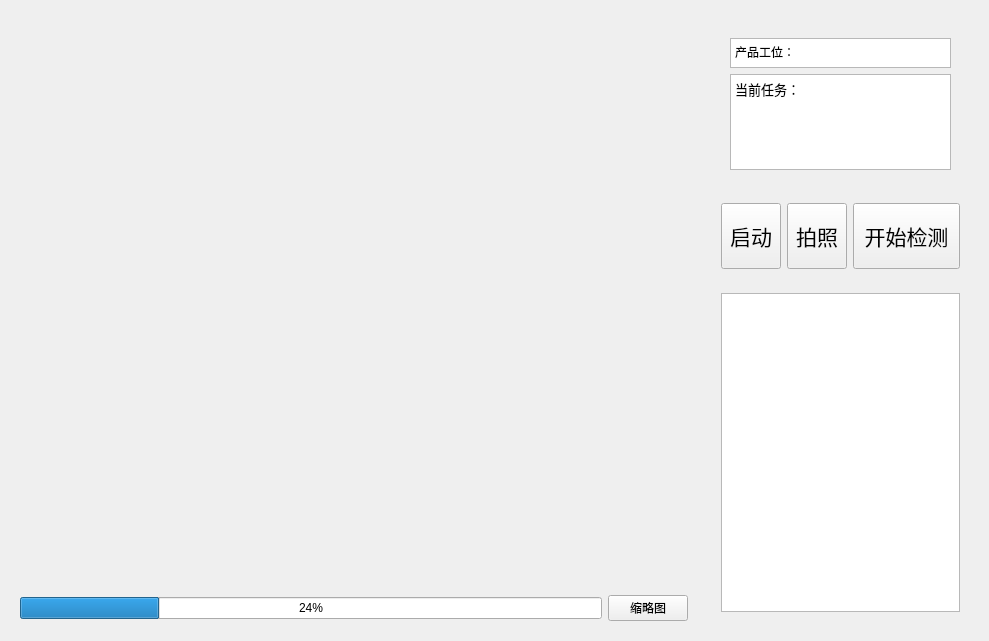
Before: the Qt Designer form ui/layout/UI_PicturePage2.ui in Zdh-501/OCRQt, drawn with Qt 5.
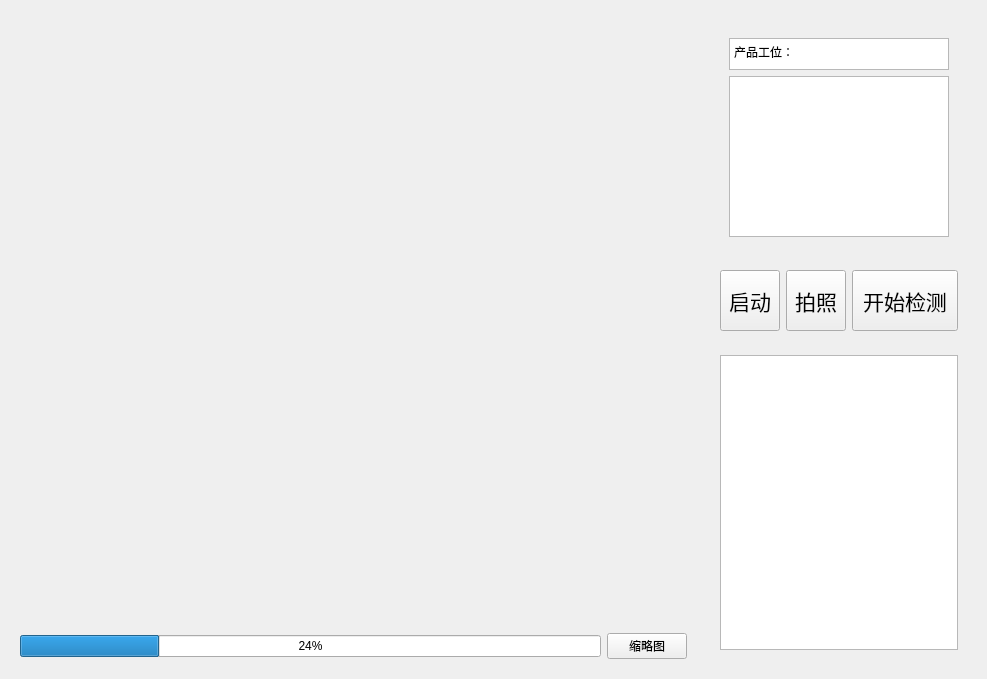
After: the same form once the commit is applied.

```diff
--- a/ui/layout/UI_PicturePage2.ui
+++ b/ui/layout/UI_PicturePage2.ui
@@ -6,8 +6,8 @@
    <rect>
     <x>0</x>
     <y>0</y>
-    <width>989</width>
-    <height>641</height>
+    <width>987</width>
+    <height>679</height>
    </rect>
   </property>
   <property name="windowTitle">
@@ -47,13 +47,13 @@
    </item>
    <item>
     <widget class="QWidget" name="widget_2" native="true">
-     <layout class="QVBoxLayout" name="verticalLayout" stretch="2,1,4">
+     <layout class="QVBoxLayout" name="verticalLayout" stretch="3,1,4">
       <item>
        <widget class="QWidget" name="widget_3" native="true">
         <layout class="QHBoxLayout" name="horizontalLayout_4" stretch="2">
          <item>
           <widget class="QWidget" name="widget_7" native="true">
-           <layout class="QVBoxLayout" name="verticalLayout_2" stretch="1,10">
+           <layout class="QVBoxLayout" name="verticalLayout_2" stretch="1,5">
             <item>
              <widget class="QTextBrowser" name="textBrowser_2">
               <property name="sizePolicy">
@@ -83,27 +83,7 @@
              </widget>
             </item>
             <item>
-             <widget class="QTextBrowser" name="textBrowser_3">
-              <property name="sizePolicy">
-               <sizepolicy hsizetype="Preferred" vsizetype="Minimum">
-                <horstretch>0</horstretch>
-                <verstretch>0</verstretch>
-               </sizepolicy>
-              </property>
-              <property name="minimumSize">
-               <size>
-                <width>0</width>
-                <height>30</height>
-               </size>
-              </property>
-              <property name="html">
-               <string>&lt;!DOCTYPE HTML PUBLIC &quot;-//W3C//DTD HTML 4.0//EN&quot; &quot;http://www.w3.org/TR/REC-html40/strict.dtd&quot;&gt;
-&lt;html&gt;&lt;head&gt;&lt;meta name=&quot;qrichtext&quot; content=&quot;1&quot; /&gt;&lt;style type=&quot;text/css&quot;&gt;
-p, li { white-space: pre-wrap; }
-&lt;/style&gt;&lt;/head&gt;&lt;body style=&quot; font-family:'SimSun'; font-size:6pt; font-weight:400; font-style:normal;&quot;&gt;
-&lt;p style=&quot; margin-top:0px; margin-bottom:0px; margin-left:0px; margin-right:0px; -qt-block-indent:0; text-indent:0px;&quot;&gt;&lt;span style=&quot; font-size:10pt;&quot;&gt;当前任务：&lt;/span&gt;&lt;/p&gt;&lt;/body&gt;&lt;/html&gt;</string>
-              </property>
-             </widget>
+             <widget class="QTableWidget" name="tableWidget_2"/>
             </item>
            </layout>
           </widget>
```
